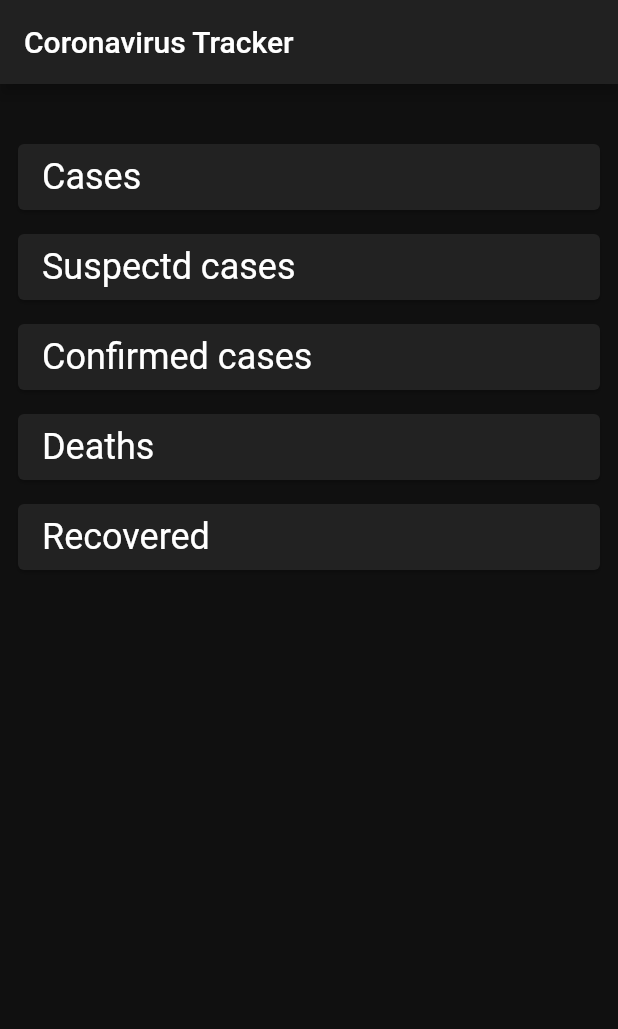
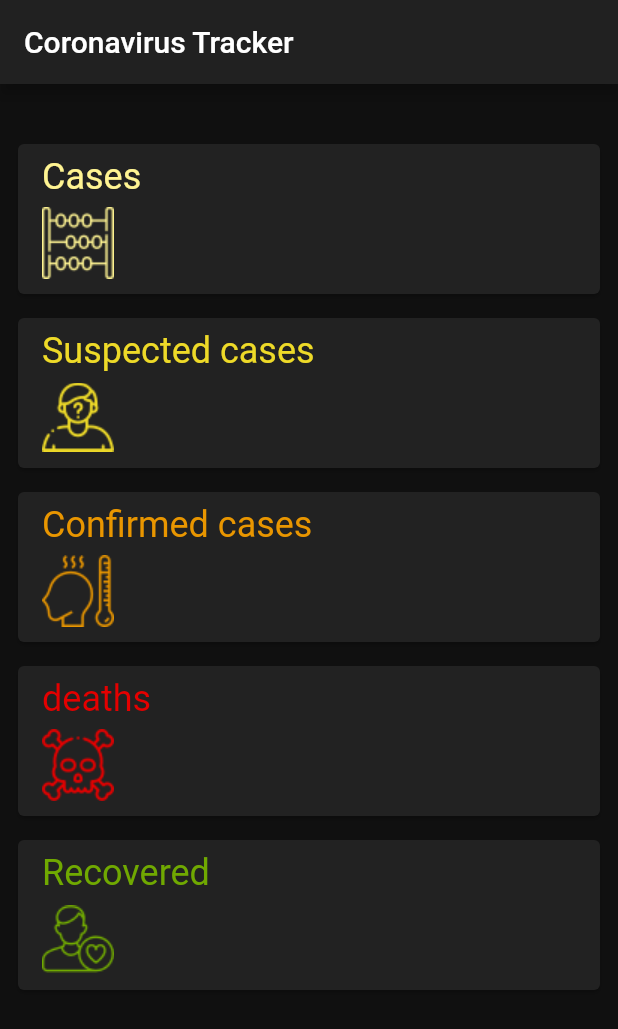
Before and after one commit to nvrr/Flutter-Coronavirus_Rest_API, a Flutter app: the screen it shows after launch, on a phone screen of 412 x 824 dp. Shown: the top 1029 px of the screen. Run offline on Flutter 3.47's test engine with Material 2 defaults, Android fonts, the phone set to English and light mode, and no system bars; network calls fail.

Commit message:
Update the cards layout, image and color

```diff
--- a/lib/app/ui/endpoint_card.dart
+++ b/lib/app/ui/endpoint_card.dart
@@ -1,5 +1,14 @@
 import 'package:coronavirus_rest_api/app/services/api.dart';
 import 'package:flutter/material.dart';
+import 'package:intl/intl.dart';
+
+class EndpointCardData {
+  final String title;
+  final String assetName;
+  final Color color;
+
+  EndpointCardData(this.title, this.assetName, this.color);
+}
 
 class EndpointCard extends StatelessWidget {
   final Endpoint endpoint;
@@ -7,33 +16,53 @@ class EndpointCard extends StatelessWidget {
 
   const EndpointCard({Key key, this.endpoint, this.value}) : super(key: key);
 
-  static Map<Endpoint, String> _cardTitles = {
-    Endpoint.cases: 'Cases',
-    Endpoint.casesSuspected: 'Suspectd cases',
-    Endpoint.casesConfirmed: 'Confirmed cases',
-    Endpoint.deaths: 'Deaths',
-    Endpoint.recovered: 'Recovered',
+  static Map<Endpoint, EndpointCardData> _cardsData = {
+    Endpoint.cases:
+        EndpointCardData('Cases', 'assets/count.png', Color(0xFFFFF492)),
+    Endpoint.casesSuspected: EndpointCardData('Suspected cases', 'assets/suspect.png', Color(0xFFEEDA28)),
+    Endpoint.casesConfirmed: EndpointCardData('Confirmed cases', 'assets/fever.png', Color(0xFFE99600)),
+    Endpoint.deaths: EndpointCardData('deaths', 'assets/death.png', Color(0xFFe40000)),
+    Endpoint.recovered: EndpointCardData('Recovered', 'assets/patient.png', Color(0xFF70A901)),
   };
+
+  String get formattedValue {
+    if (value == null) {
+      return '';
+    }
+    return NumberFormat('#,###,###,###').format(value);
+  }
 
   @override
   Widget build(BuildContext context) {
+    final cardData = _cardsData[endpoint];
     return Padding(
       padding: const EdgeInsets.symmetric(horizontal: 8.0, vertical: 4.0),
       child: Card(
         child: Padding(
           padding: const EdgeInsets.symmetric(horizontal: 16.0, vertical: 8.0),
-          child: Row(
-            mainAxisAlignment: MainAxisAlignment.spaceBetween,
-            children: <Widget>[
+          child: Column(
+            crossAxisAlignment: CrossAxisAlignment.start,
+            children: [
               Text(
-                _cardTitles[endpoint],
-                style: Theme.of(context).textTheme.headline5,
+                    cardData.title,
+                    style: Theme.of(context).textTheme.headline5.copyWith(color: cardData.color),
+                  ),
+              SizedBox(height: 4.0),
+              SizedBox(
+                height: 52,
+                 child: Row(
+                  mainAxisAlignment: MainAxisAlignment.spaceBetween,
+                  crossAxisAlignment: CrossAxisAlignment.center,
+                  children: <Widget>[
+                    Image.asset(cardData.assetName, color: cardData.color),
+                    Text(
+                      formattedValue,
+                      style: Theme.of(context).textTheme.headline5.copyWith(color: cardData.color, fontWeight: FontWeight.w500),
+                    ),
+                  ]
+                ),
               ),
-              Text(
-                value != null ? value.toString() : '',
-                style: Theme.of(context).textTheme.headline5,
-              ),
-            ]
+            ],
           ),
         )
       ),
```
